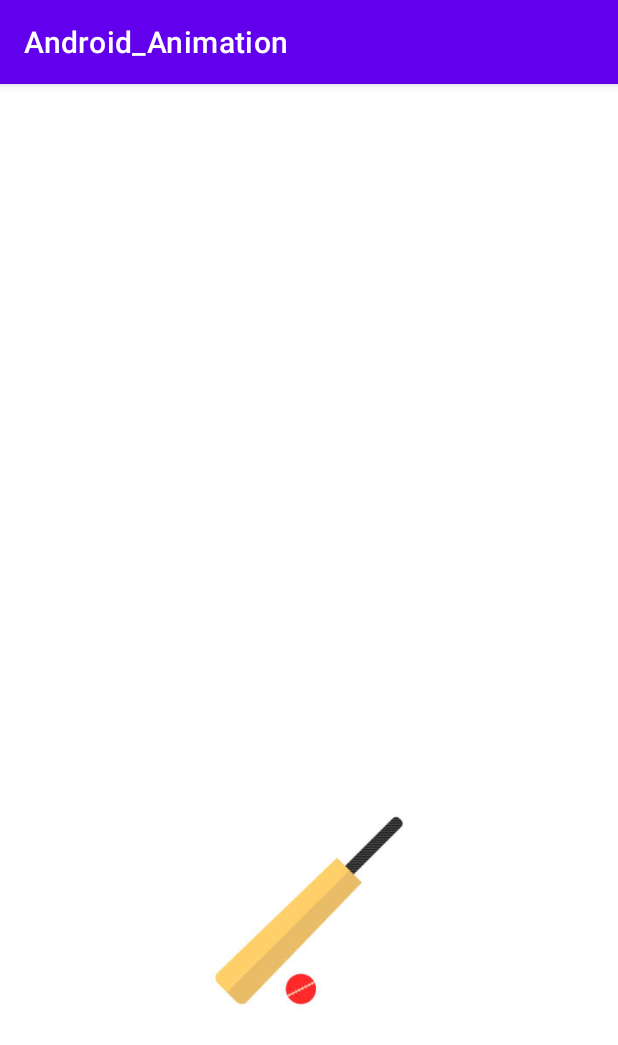
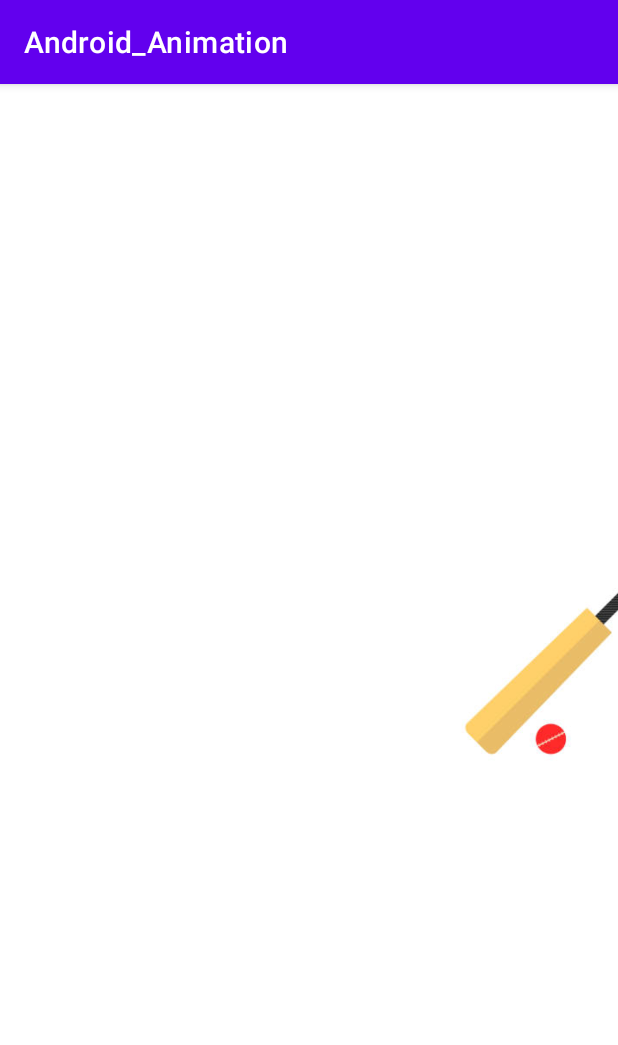
Before and after one commit to Snovia2398/Lecture09_Android, an Android app: the screen it shows after launch (MainActivity), after a tap on an icon or button, on a phone screen of 412 x 824 dp. Shown: the top 1045 px of the screen. Run offline under Robolectric (Android 15) with nearby library versions, the light colour scheme and no system bars.

Commit message:
Move to x-axis

```diff
--- a/Lecture09/app/src/main/java/com/snovia/android_animation/MainActivity.java
+++ b/Lecture09/app/src/main/java/com/snovia/android_animation/MainActivity.java
@@ -18,6 +18,7 @@
     public void Animation(View view) {
         ImageView imageView= findViewById(R.id.imageView);
        // imageView.animate().alpha(0).setDuration(2000);
-       imageView.animate().translationYBy(250).setDuration(2000);
+      // imageView.animate().translationYBy(250).setDuration(2000);
+        imageView.animate().translationXBy(250).setDuration(2000);
     }
 }
```
